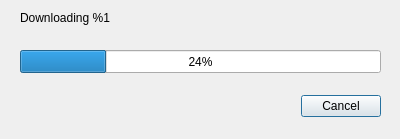
Old version of the form src/ui/wizdownloadobjectdatadialog.ui in the repository WizTeam/WizQTClient.
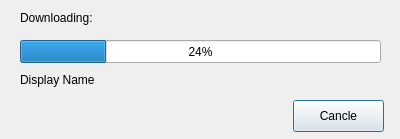
New version of the form.

Patch:
```diff
--- a/src/ui/wizdownloadobjectdatadialog.ui
+++ b/src/ui/wizdownloadobjectdatadialog.ui
@@ -19,40 +19,24 @@
   <property name="windowTitle">
    <string>Downloading Object</string>
   </property>
-  <widget class="QDialogButtonBox" name="buttonBox">
-   <property name="geometry">
-    <rect>
-     <x>40</x>
-     <y>90</y>
-     <width>341</width>
-     <height>32</height>
-    </rect>
-   </property>
-   <property name="orientation">
-    <enum>Qt::Horizontal</enum>
-   </property>
-   <property name="standardButtons">
-    <set>QDialogButtonBox::Cancel</set>
-   </property>
-  </widget>
   <widget class="QLabel" name="labelDownloading">
    <property name="geometry">
     <rect>
      <x>20</x>
-     <y>10</y>
+     <y>70</y>
      <width>361</width>
-     <height>16</height>
+     <height>20</height>
     </rect>
    </property>
    <property name="text">
-    <string>Downloading %1</string>
+    <string notr="true">Display Name</string>
    </property>
   </widget>
   <widget class="QProgressBar" name="progressBar">
    <property name="geometry">
     <rect>
      <x>20</x>
-     <y>50</y>
+     <y>40</y>
      <width>361</width>
      <height>23</height>
     </rect>
@@ -61,6 +45,32 @@
     <number>24</number>
    </property>
   </widget>
+  <widget class="QLabel" name="label">
+   <property name="geometry">
+    <rect>
+     <x>20</x>
+     <y>10</y>
+     <width>361</width>
+     <height>16</height>
+    </rect>
+   </property>
+   <property name="text">
+    <string>Downloading:</string>
+   </property>
+  </widget>
+  <widget class="QPushButton" name="buttonCancle">
+   <property name="geometry">
+    <rect>
+     <x>293</x>
+     <y>100</y>
+     <width>91</width>
+     <height>32</height>
+    </rect>
+   </property>
+   <property name="text">
+    <string>Cancle</string>
+   </property>
+  </widget>
  </widget>
  <resources/>
  <connections>
```
Left out of the diff: 39 changed lines with no effect on the pictures.
